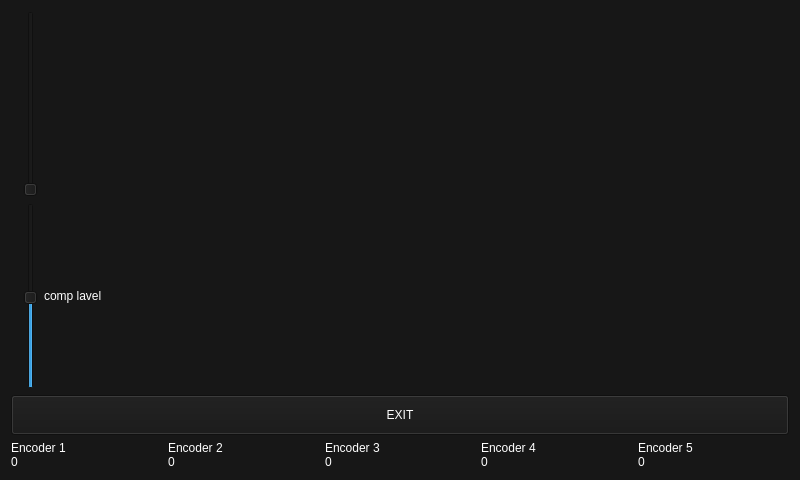
The window that src/mainwindow.ui (MrFrangipane/frangitron-raspberry) describes before a commit, drawn with Qt 5.
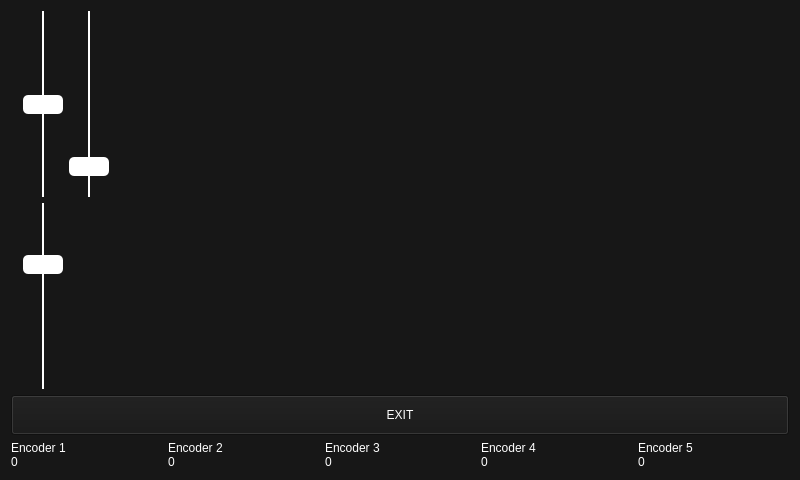
The same window after the commit. Custom widgets are drawn as their Qt base class.

Commit message: fix filter computations / add sliders + CSS

Diff of the .ui file:
```diff
--- a/src/mainwindow.ui
+++ b/src/mainwindow.ui
@@ -44,6 +44,30 @@
 
 QProgressBar::chunk::vertical {
 	height: 1 px;
+}
+
+QSlider {
+	width: 40px;
+}
+
+QSlider::groove:vertical {
+    background: transparent;
+}
+
+QSlider::handle:vertical {
+    background: white;
+	margin: -10px 0px;
+	border-radius: 5px;
+}
+
+QSlider::add-page:vertical {
+	margin: 0px 19px;
+    background: white;
+}
+
+QSlider::sub-page:vertical {
+	margin: 0px 19px;
+    background: white;
 }</string>
   </property>
   <property name="background" stdset="0">
@@ -203,11 +227,23 @@
    <item row="0" column="2">
     <widget class="QSlider" name="verticalSlider_2">
      <property name="enabled">
-      <bool>false</bool>
+      <bool>true</bool>
+     </property>
+     <property name="minimum">
+      <number>-100</number>
+     </property>
+     <property name="maximum">
+      <number>100</number>
      </property>
      <property name="orientation">
       <enum>Qt::Vertical</enum>
      </property>
+     <property name="invertedAppearance">
+      <bool>false</bool>
+     </property>
+     <property name="invertedControls">
+      <bool>false</bool>
+     </property>
     </widget>
    </item>
    <item row="0" column="5" rowspan="2">
@@ -233,17 +269,23 @@
       <number>0</number>
      </property>
      <property name="value">
-      <number>-51</number>
+      <number>-33</number>
      </property>
      <property name="orientation">
       <enum>Qt::Vertical</enum>
      </property>
     </widget>
    </item>
-   <item row="1" column="3">
-    <widget class="QLabel" name="labCompThreshold">
-     <property name="text">
-      <string>comp lavel</string>
+   <item row="0" column="3">
+    <widget class="QSlider" name="sliderResonance">
+     <property name="maximum">
+      <number>60</number>
+     </property>
+     <property name="value">
+      <number>10</number>
+     </property>
+     <property name="orientation">
+      <enum>Qt::Vertical</enum>
      </property>
     </widget>
    </item>
```
Left out of the diff: 2 changed lines with no effect on the pictures. The commit also changes 6 other files.
